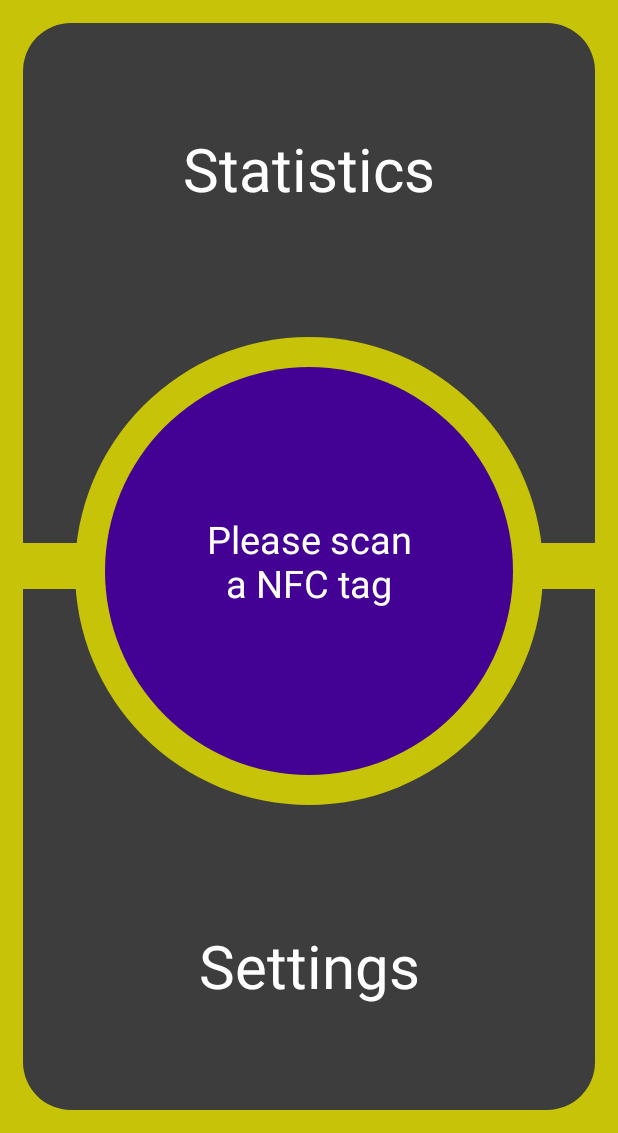
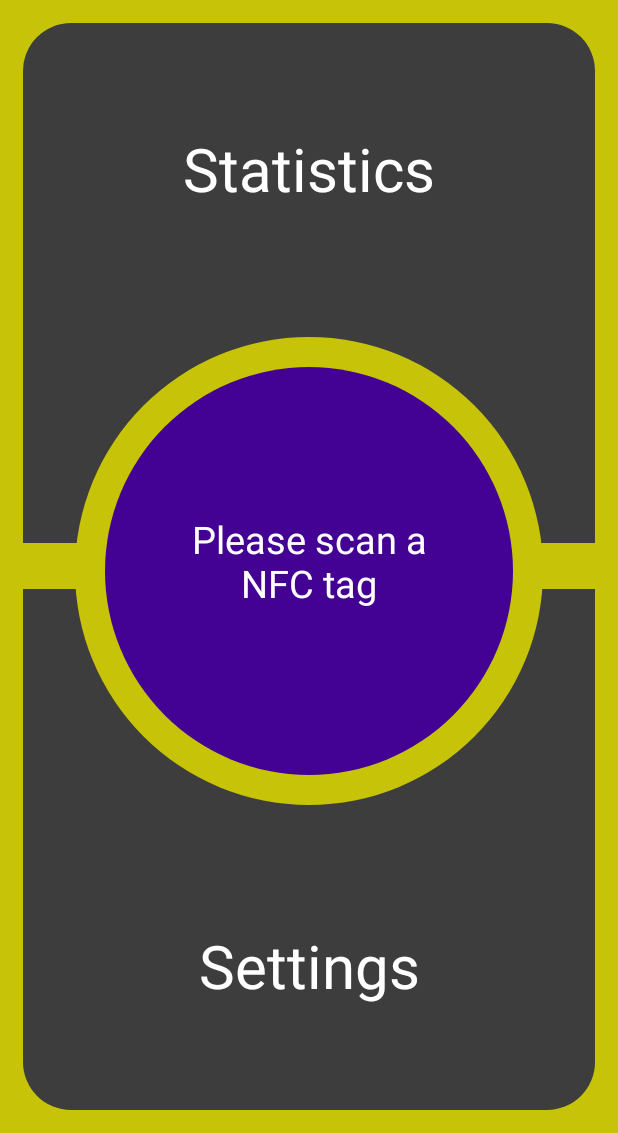
Before and after one commit to SaschaWirtz/CheckIn, an Android app: the screen it shows after launch (HomeActivity), on a phone screen of 412 x 824 dp, the part 103-1236 px from its top. Run offline under Robolectric (Android 15) with nearby library versions, the phone set to English and light mode, and no system bars; our stand-ins replace Room's generated code; 1 statement that could not run was skipped.

Commit message:
UI improvement
Home textView is autmaticly making a new line.

```diff
--- a/Android/CheckIn/app/src/main/res/layout/activity_home.xml
+++ b/Android/CheckIn/app/src/main/res/layout/activity_home.xml
@@ -162,20 +162,36 @@
             android:layout_weight="0.5" />
     </LinearLayout>
 
-    <TextView
-        android:id="@+id/textView"
+    <LinearLayout
         android:layout_width="match_parent"
         android:layout_height="wrap_content"
-        android:layout_weight="5"
-        android:foregroundTint="#FFFFFF"
-        android:gravity="center"
-        android:text="Please scan&#10;a NFC tag"
-        android:textColor="@color/white"
-        android:textSize="25dp"
-        app:layout_constraintBottom_toBottomOf="@+id/linearLayout"
+        android:orientation="horizontal"
+        app:layout_constraintBottom_toBottomOf="parent"
         app:layout_constraintEnd_toEndOf="parent"
         app:layout_constraintStart_toStartOf="parent"
         app:layout_constraintTop_toTopOf="parent"
-        app:layout_constraintVertical_bias="0.54" />
+        app:layout_constraintVertical_bias="0.54">
+
+        <Space
+            android:layout_width="match_parent"
+            android:layout_height="wrap_content"
+            android:layout_weight="3" />
+
+        <TextView
+            android:id="@+id/textView"
+            android:layout_width="match_parent"
+            android:layout_height="wrap_content"
+            android:layout_weight="2"
+            android:foregroundTint="#FFFFFF"
+            android:gravity="center"
+            android:text="Please scan a NFC tag"
+            android:textColor="@color/white"
+            android:textSize="25dp" />
+
+        <Space
+            android:layout_width="match_parent"
+            android:layout_height="wrap_content"
+            android:layout_weight="3" />
+    </LinearLayout>
 
 </androidx.constraintlayout.widget.ConstraintLayout>
```
